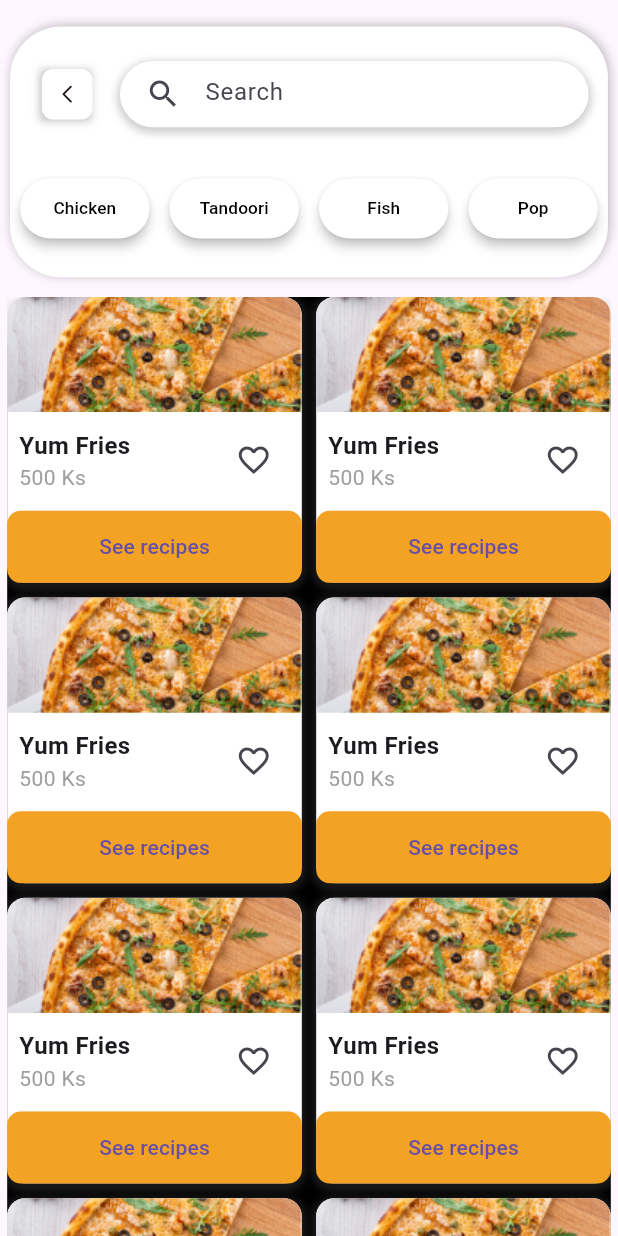
After one commit to PratyushaKumarKar/misflo, a Flutter app: the DietRecipes screen opened directly, on a phone screen of 412 x 824 dp. The commit adds this screen. Run offline on Flutter 3.47's test engine with Material 3 defaults, Android fonts, the phone set to English and light mode, and no system bars; our stand-ins replace cloud_firestore, curved_navigation_bar, firebase_auth, firebase_core, flutter_svg, google_fonts and 1 more; accounts and stored records are empty.

Commit message:
message:diet_recipies page created

```diff
--- a/lib/pages/diet2.dart
+++ b/lib/pages/diet2.dart
@@ -1,6 +1,7 @@
 import 'package:flutter/material.dart';
 import 'package:flutter_svg/svg.dart';
 import 'package:google_fonts/google_fonts.dart';
+import 'package:misflo/pages/diet_recipies.dart';
 // Ensure you have 'screentools.dart' in your project for this to work.
 import 'package:misflo/utils/screentools.dart';
 
@@ -118,8 +119,17 @@ class _Diet2State extends State<Diet2> {
                       Container(
                         height: height(context, 70),
                         width: width(context, 386),
-                        child: Image.asset("assets/Explore_Banner.png",
-                            fit: BoxFit.fill),
+                        child: InkWell(
+                          onTap: () {
+                            Navigator.push(
+                              context,
+                              MaterialPageRoute(
+                                  builder: (context) => const DietRecipes()),
+                            );
+                          },
+                          child: Image.asset("assets/Explore_Banner.png",
+                              fit: BoxFit.fill),
+                        ),
                       )
                     ],
                   )),
--- /dev/null
+++ b/lib/pages/diet_recipies.dart
@@ -0,0 +1,309 @@
+import 'package:flutter/material.dart';
+import 'package:flutter_svg/svg.dart';
+// Ensure you have 'screentools.dart' in your project for this to work.
+import 'package:misflo/utils/screentools.dart';
+
+class DietRecipes extends StatefulWidget {
+  const DietRecipes({Key? key}) : super(key: key);
+
+  @override
+  _DietRecipesState createState() => _DietRecipesState();
+}
+
+class _DietRecipesState extends State<DietRecipes> {
+  @override
+  Widget build(BuildContext context) {
+    return Scaffold(
+      body: SafeArea(
+        child: Stack(
+          children: [
+            Positioned(
+              top: height(context, 224),
+              left: width(context, 5),
+              right: width(context, 5),
+              child: Container(
+                height: MediaQuery.of(context).size.height, // 380px
+                width: MediaQuery.of(context).size.width,
+                decoration: BoxDecoration(
+                  color: Colors.black,
+                  borderRadius: BorderRadius.circular(34),
+                ),
+
+                // Temporary color to ensure visibility
+                child: GridView.builder(
+                  shrinkWrap: true, // Add this line
+                  primary: false, // Add this line
+                  // Set the physics to BouncingScrollPhysics for a better scroll effect on iOS
+                  physics: const ScrollPhysics(),
+                  // Add some padding to the GridView
+                  padding: EdgeInsets.all(width(context, 0)),
+                  itemCount: 16, // 2 items per row * 4 rows = 8
+                  gridDelegate: SliverGridDelegateWithFixedCrossAxisCount(
+                    childAspectRatio: (MediaQuery.of(context).size.width / 2) /
+                        (height(
+                            context, 226)), // Make sure this ratio is correct
+                    crossAxisCount: 2,
+                    crossAxisSpacing: width(context, 10),
+                    mainAxisSpacing: height(context, 11),
+                  ),
+
+                  itemBuilder: (context, index) {
+                    return RecipeCard(
+                      imagePath:
+                          'assets/CardProduct0.png', // Replace with your actual image path
+                      title: 'Yum Fries', // Replace with actual title
+                      subtitle: '500 Ks', // Replace with actual subtitle
+                      onHeartPressed: () {
+                        // Handle heart icon press
+                      },
+                      onButtonPressed: () {
+                        // Handle 'See recipes' button press
+                      },
+                    );
+                  },
+                ),
+              ),
+            ),
+            Positioned(
+              top: height(context, 20),
+              left: width(context, 7),
+              right: width(context, 7),
+              child: Container(
+                  height: height(context, 189),
+                  width: width(context, 415),
+                  decoration: BoxDecoration(
+                      color: Colors.white,
+                      borderRadius: BorderRadius.circular(34),
+                      boxShadow: [
+                        BoxShadow(
+                            blurRadius: 5,
+                            color: Colors.black.withOpacity(0.25),
+                            offset: Offset(1, -1))
+                      ]),
+                  child: Column(
+                    children: [
+                      Padding(
+                        padding: EdgeInsets.only(
+                            top: height(context, 26),
+                            bottom: height(context, 0)),
+                        child: Row(children: [
+                          SizedBox(
+                            width: width(context, 22),
+                          ),
+                          InkWell(
+                            onTap: () {
+                              print("back button press");
+                            },
+                            child: Container(
+                              decoration: BoxDecoration(boxShadow: [
+                                BoxShadow(
+                                    blurRadius: 4,
+                                    color: Colors.black.withOpacity(0.25),
+                                    offset: Offset(-1, 1))
+                              ]),
+                              child: SvgPicture.asset(
+                                "assets/back_button_white.svg",
+                              ),
+                            ),
+                          ),
+                          SizedBox(
+                            width: width(context, 19),
+                          ),
+                          _buildSearchBar()
+                        ]),
+                      ),
+                    ],
+                  )),
+            ),
+            Positioned(
+              top: height(context, 105), // Adjust the position as needed
+              left: width(context, 7),
+              right: width(context, 7),
+              child: Container(
+                padding: EdgeInsets.symmetric(
+                    vertical: height(context, 25),
+                    horizontal: width(context, 0)),
+                decoration: BoxDecoration(
+                  borderRadius: BorderRadius.circular(34),
+                ),
+                child: Row(
+                  mainAxisAlignment: MainAxisAlignment.spaceEvenly,
+                  children: [
+                    _buildButton(context, 'Chicken'),
+                    _buildButton(context, 'Tandoori'),
+                    _buildButton(context, 'Fish'),
+                    _buildButton(context, 'Pop'),
+                  ],
+                ),
+              ),
+            ),
+          ],
+        ),
+      ),
+    );
+  }
+
+  Widget _buildSearchBar() {
+    return Container(
+      height: height(context, 50),
+      width: width(context, 326),
+      padding: EdgeInsets.symmetric(
+          horizontal: width(context, 5), vertical: height(context, 8)),
+      decoration: BoxDecoration(
+        color: Colors.white,
+        boxShadow: [
+          BoxShadow(
+            color: Colors.grey.withOpacity(0.5),
+            spreadRadius: 2,
+            blurRadius: 4,
+            offset: Offset(0, 2),
+          ),
+        ],
+        borderRadius: BorderRadius.circular(30),
+      ),
+      child: TextField(
+        decoration: InputDecoration(
+          hintText: 'Search',
+          prefixIcon: Icon(Icons.search),
+          border: InputBorder.none,
+        ),
+      ),
+    );
+  }
+
+  Widget _buildButton(BuildContext context, String title) {
+    return Flexible(
+      fit: FlexFit.tight,
+      child: Padding(
+        padding: EdgeInsets.symmetric(
+            horizontal:
+                width(context, 7)), // Add some space between the buttons
+        child: ElevatedButton(
+          onPressed: () {
+            // Handle button tap
+          },
+          style: ElevatedButton.styleFrom(
+            backgroundColor:
+                Color.fromARGB(255, 255, 255, 255), // Button background color
+            foregroundColor: Colors.black, // Button text color
+            shape: RoundedRectangleBorder(
+              borderRadius: BorderRadius.circular(48),
+            ),
+            elevation: 3,
+            // Decrease padding if necessary
+            padding: EdgeInsets.symmetric(vertical: height(context, 10)),
+          ),
+          child: Text(
+            title,
+            style: TextStyle(
+              fontSize:
+                  width(context, 12), // Adjust font size to your preference
+              overflow:
+                  TextOverflow.ellipsis, // Add ellipsis for overflowed text
+            ),
+          ),
+        ),
+      ),
+    );
+  }
+}
+
+class RecipeCard extends StatelessWidget {
+  final String imagePath;
+  final String title;
+  final String subtitle;
+  final VoidCallback onHeartPressed;
+  final VoidCallback onButtonPressed;
+
+  const RecipeCard({
+    Key? key,
+    required this.imagePath,
+    required this.title,
+    required this.subtitle,
+    required this.onHeartPressed,
+    required this.onButtonPressed,
+  }) : super(key: key);
+
+  @override
+  Widget build(BuildContext context) {
+    return Container(
+      decoration: BoxDecoration(
+        color: Colors.white,
+        borderRadius: BorderRadius.circular(12),
+        boxShadow: [
+          BoxShadow(
+            color: Colors.grey.withOpacity(0.2),
+            spreadRadius: 2,
+            blurRadius: 4,
+            offset: const Offset(0, 2),
+          ),
+        ],
+      ),
+      child: Column(
+        crossAxisAlignment: CrossAxisAlignment.start,
+        children: [
+          ClipRRect(
+            borderRadius: const BorderRadius.vertical(top: Radius.circular(12)),
+            child: Image.asset(
+              imagePath,
+              fit: BoxFit.cover,
+              width: width(context, 220.6),
+              height: height(context,
+                  87), // Fixed height for the image // Fixed height for the image
+            ),
+          ),
+          Padding(
+            padding: const EdgeInsets.all(8.0),
+            child: Row(
+              mainAxisAlignment: MainAxisAlignment.spaceBetween,
+              children: [
+                Expanded(
+                  child: Column(
+                    crossAxisAlignment: CrossAxisAlignment.start,
+                    children: [
+                      Text(
+                        title,
+                        style: const TextStyle(
+                          fontWeight: FontWeight.bold,
+                          fontSize: 16,
+                        ),
+                      ),
+                      Text(
+                        subtitle,
+                        style: const TextStyle(
+                          color: Colors.grey,
+                          fontSize: 14,
+                        ),
+                      ),
+                    ],
+                  ),
+                ),
+                IconButton(
+                  icon: const Icon(Icons.favorite_border),
+                  onPressed: onHeartPressed,
+                  highlightColor: Color(0xFFF4A223),
+                ),
+              ],
+            ),
+          ),
+          Spacer(),
+          Padding(
+            padding: const EdgeInsets.all(0.0),
+            child: ElevatedButton(
+              onPressed: onButtonPressed,
+              style: ElevatedButton.styleFrom(
+                primary: Color(0xFFF4A223),
+                shape: RoundedRectangleBorder(
+                  borderRadius: BorderRadius.circular(9),
+                ),
+                minimumSize: Size(
+                    width(context, 220.6), 48), // Fixed height for the button
+              ),
+              child: const Text('See recipes'),
+            ),
+          ),
+        ],
+      ),
+    );
+  }
+}
```
Also changed, not shown: assets/CardProduct0.png (added).
